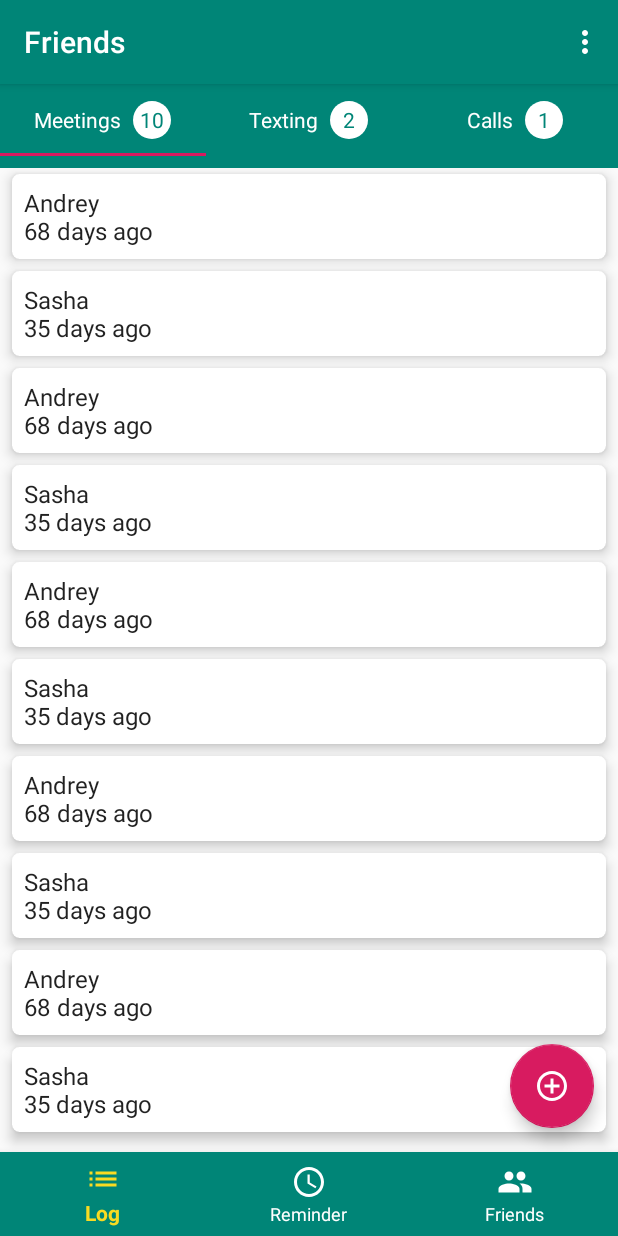
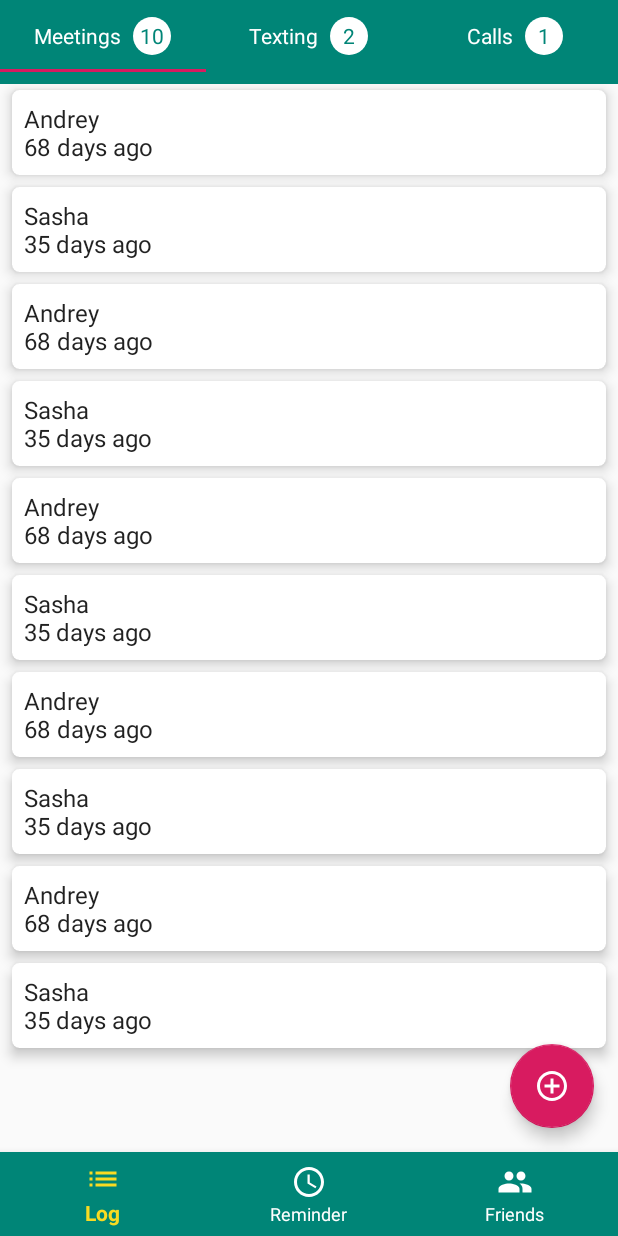
Before and after one commit to kirillsmirnov1/Friends-reminder-android, an Android app: the screen it shows after launch (MainActivity), on a phone screen of 412 x 824 dp. Run offline under Robolectric (Android 15) with nearby library versions, the light colour scheme and no system bars.

Commit message:
remove toolbar

```diff
--- a/app/src/main/java/com/trulden/friends/activity/MainActivity.java
+++ b/app/src/main/java/com/trulden/friends/activity/MainActivity.java
@@ -19,7 +19,7 @@ public class MainActivity extends AppCompatActivity {
     private static final String LOG_TAG = MainActivity.class.getSimpleName();
     private static final int NEW_INTERACTION_REQUEST = 1;
 
-    private Toolbar mToolbar;
+    //private Toolbar mToolbar;
     private TabLayout mTabLayout;
 
     @Override
@@ -71,16 +71,16 @@ public class MainActivity extends AppCompatActivity {
     }
 
     private void initToolbar() {
-        mToolbar = findViewById(R.id.toolbar);
-        setSupportActionBar(mToolbar);
+        //mToolbar = findViewById(R.id.toolbar);
+        //setSupportActionBar(mToolbar);
     }
 
-    @Override
-    public boolean onCreateOptionsMenu(Menu menu) {
-        // Inflate the menu; this adds items to the action bar if it is present.
-        getMenuInflater().inflate(R.menu.menu_main, menu);  // TODO меню сейчас пустое и бесполезное. Оно мне нужно?
-        return true;
-    }
+//    @Override
+//    public boolean onCreateOptionsMenu(Menu menu) {
+//        // Inflate the menu; this adds items to the action bar if it is present.
+//        getMenuInflater().inflate(R.menu.menu_main, menu);  // TODO меню сейчас пустое и бесполезное. Оно мне нужно?
+//        return true;
+//    }
 
     @Override
     public boolean onOptionsItemSelected(MenuItem item) {
--- a/app/src/main/res/layout/activity_main.xml
+++ b/app/src/main/res/layout/activity_main.xml
@@ -11,26 +11,26 @@
             android:layout_width="match_parent"
             android:layout_height="match_parent">
 
-    <com.google.android.material.appbar.AppBarLayout
-            android:id="@+id/app_bar_layout"
-            android:layout_height="wrap_content"
-            android:layout_width="match_parent"
-            android:theme="@style/AppTheme.AppBarOverlay">
+<!--    <com.google.android.material.appbar.AppBarLayout-->
+<!--            android:id="@+id/app_bar_layout"-->
+<!--            android:layout_height="wrap_content"-->
+<!--            android:layout_width="match_parent"-->
+<!--            android:theme="@style/AppTheme.AppBarOverlay">-->
 
-        <androidx.appcompat.widget.Toolbar
-                android:id="@+id/toolbar"
-                android:layout_width="match_parent"
-                android:layout_height="?attr/actionBarSize"
-                android:background="?attr/colorPrimary"
-                app:popupTheme="@style/AppTheme.PopupOverlay"/>
+<!--        <androidx.appcompat.widget.Toolbar-->
+<!--                android:id="@+id/toolbar"-->
+<!--                android:layout_width="match_parent"-->
+<!--                android:layout_height="?attr/actionBarSize"-->
+<!--                android:background="?attr/colorPrimary"-->
+<!--                app:popupTheme="@style/AppTheme.PopupOverlay"/>-->
 
-    </com.google.android.material.appbar.AppBarLayout>
+<!--    </com.google.android.material.appbar.AppBarLayout>-->
 
     <com.google.android.material.tabs.TabLayout
             android:id="@+id/tab_layout"
             android:layout_width="match_parent"
             android:layout_height="wrap_content"
-            android:layout_below="@id/app_bar_layout"
+
             android:background="?attr/colorPrimary"
             android:minHeight="?attr/actionBarSize"
             android:theme="@style/ThemeOverlay.AppCompat.Dark.ActionBar"
```
